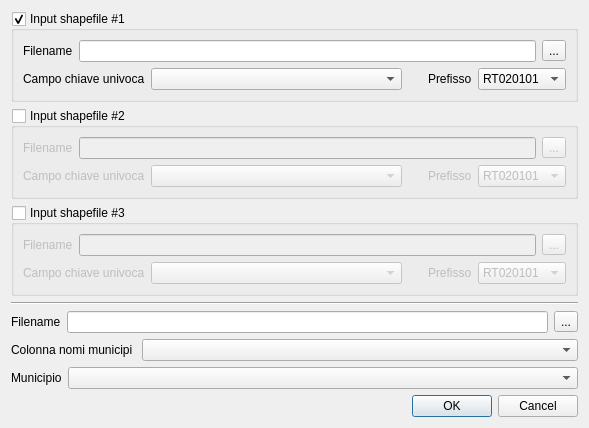
Before: the Qt Designer form ui/dlgCreaDbVuoto.ui in faunalia/rt_omero, drawn with Qt 5.
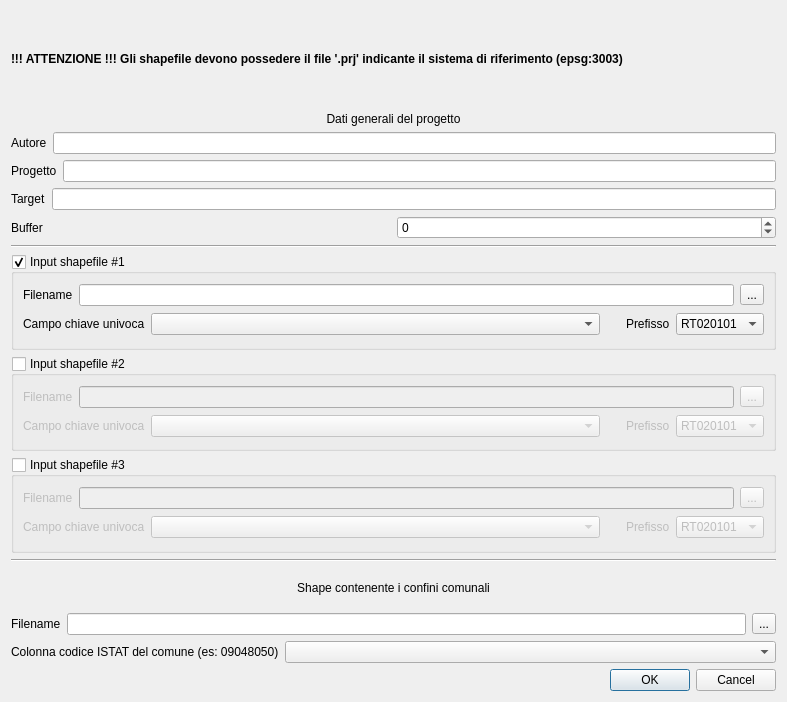
After: the same form once the commit is applied.

Commit message: mod way to find ConfiniComunali and added some ZZ_DISCLAIMER parameters #227

```diff
--- a/ui/dlgCreaDbVuoto.ui
+++ b/ui/dlgCreaDbVuoto.ui
@@ -6,14 +6,139 @@
    <rect>
     <x>0</x>
     <y>0</y>
-    <width>589</width>
-    <height>370</height>
+    <width>787</width>
+    <height>702</height>
    </rect>
   </property>
   <property name="windowTitle">
    <string>Creazione database vuoto</string>
   </property>
-  <layout class="QVBoxLayout" name="verticalLayout">
+  <layout class="QVBoxLayout" name="verticalLayout_7">
+   <item>
+    <layout class="QVBoxLayout" name="verticalLayout">
+     <item>
+      <widget class="QLabel" name="label_13">
+       <property name="font">
+        <font>
+         <weight>75</weight>
+         <bold>true</bold>
+        </font>
+       </property>
+       <property name="text">
+        <string>!!! ATTENZIONE !!! Gli shapefile devono possedere il file '.prj' indicante il sistema di riferimento (epsg:3003)</string>
+       </property>
+       <property name="wordWrap">
+        <bool>true</bool>
+       </property>
+      </widget>
+     </item>
+    </layout>
+   </item>
+   <item>
+    <layout class="QVBoxLayout" name="verticalLayout_5">
+     <item>
+      <widget class="QLabel" name="label_19">
+       <property name="text">
+        <string>Dati generali del progetto</string>
+       </property>
+       <property name="alignment">
+        <set>Qt::AlignCenter</set>
+       </property>
+       <property name="margin">
+        <number>5</number>
+       </property>
+      </widget>
+     </item>
+     <item>
+      <layout class="QHBoxLayout" name="horizontalLayout_10">
+       <item>
+        <widget class="QLabel" name="label_15">
+         <property name="text">
+          <string>Autore</string>
+         </property>
+        </widget>
+       </item>
+       <item>
+        <widget class="QLineEdit" name="authorEdit">
+         <property name="toolTip">
+          <string extracomment="Un nome per il creatore del DB"/>
+         </property>
+        </widget>
+       </item>
+      </layout>
+     </item>
+     <item>
+      <layout class="QHBoxLayout" name="horizontalLayout_8">
+       <item>
+        <widget class="QLabel" name="label_11">
+         <property name="text">
+          <string>Progetto</string>
+         </property>
+        </widget>
+       </item>
+       <item>
+        <widget class="QLineEdit" name="projectNameEdit">
+         <property name="toolTip">
+          <string extracomment="Nome del progetto"/>
+         </property>
+        </widget>
+       </item>
+      </layout>
+     </item>
+     <item>
+      <layout class="QHBoxLayout" name="horizontalLayout_9">
+       <item>
+        <widget class="QLabel" name="label_14">
+         <property name="text">
+          <string>Target</string>
+         </property>
+        </widget>
+       </item>
+       <item>
+        <widget class="QLineEdit" name="targetEdit">
+         <property name="toolTip">
+          <string extracomment="Target del progetto"/>
+         </property>
+         <property name="readOnly">
+          <bool>false</bool>
+         </property>
+        </widget>
+       </item>
+      </layout>
+     </item>
+     <item>
+      <layout class="QHBoxLayout" name="horizontalLayout_11">
+       <item>
+        <widget class="QLabel" name="label_16">
+         <property name="text">
+          <string>Buffer</string>
+         </property>
+        </widget>
+       </item>
+       <item>
+        <widget class="QSpinBox" name="bufferSpinBox">
+         <property name="toolTip">
+          <string extracomment="buffer di controllo se un punto rientra in unpoligono"/>
+         </property>
+         <property name="minimum">
+          <number>-9999</number>
+         </property>
+         <property name="maximum">
+          <number>9999</number>
+         </property>
+        </widget>
+       </item>
+      </layout>
+     </item>
+    </layout>
+   </item>
+   <item>
+    <widget class="Line" name="line_2">
+     <property name="orientation">
+      <enum>Qt::Horizontal</enum>
+     </property>
+    </widget>
+   </item>
    <item>
     <widget class="QGroupBox" name="shape1Group">
      <property name="title">
@@ -317,6 +442,19 @@
    </item>
    <item>
     <layout class="QVBoxLayout" name="confiniGroup">
+     <item>
+      <widget class="QLabel" name="label_18">
+       <property name="text">
+        <string>Shape contenente i confini comunali</string>
+       </property>
+       <property name="alignment">
+        <set>Qt::AlignCenter</set>
+       </property>
+       <property name="margin">
+        <number>5</number>
+       </property>
+      </widget>
+     </item>
      <item>
       <layout class="QHBoxLayout" name="horizontalLayout_6">
        <item>
@@ -349,33 +487,12 @@
           </sizepolicy>
          </property>
          <property name="text">
-          <string>Colonna nomi municipi </string>
+          <string>Colonna codice ISTAT del comune (es: 09048050)</string>
          </property>
         </widget>
        </item>
        <item>
-        <widget class="QComboBox" name="fieldComuneNameCombo">
-         <property name="sizePolicy">
-          <sizepolicy hsizetype="Expanding" vsizetype="Fixed">
-           <horstretch>0</horstretch>
-           <verstretch>0</verstretch>
-          </sizepolicy>
-         </property>
-        </widget>
-       </item>
-      </layout>
-     </item>
-     <item>
-      <layout class="QHBoxLayout" name="horizontalLayout_8">
-       <item>
-        <widget class="QLabel" name="label_11">
-         <property name="text">
-          <string>Municipio</string>
-         </property>
-        </widget>
-       </item>
-       <item>
-        <widget class="QComboBox" name="comuneNameCombo">
+        <widget class="QComboBox" name="fieldCodiceIstatCombo">
          <property name="sizePolicy">
           <sizepolicy hsizetype="Expanding" vsizetype="Fixed">
            <horstretch>0</horstretch>
```
The commit also changes 2 other files.
